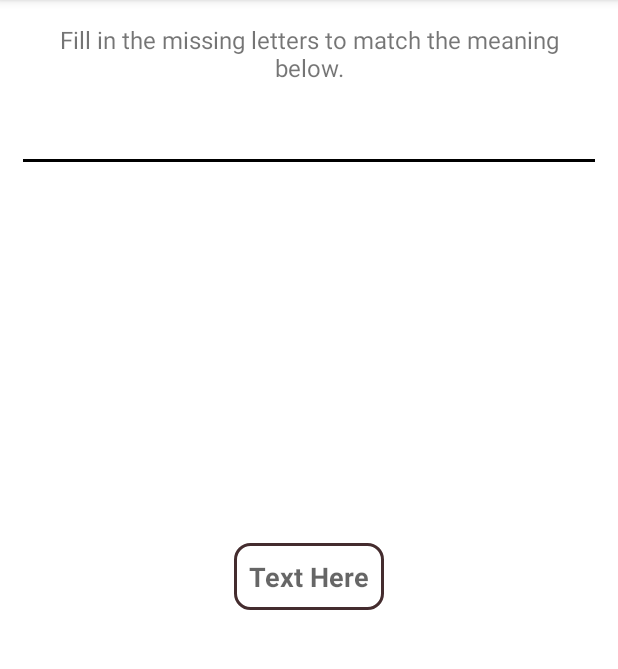
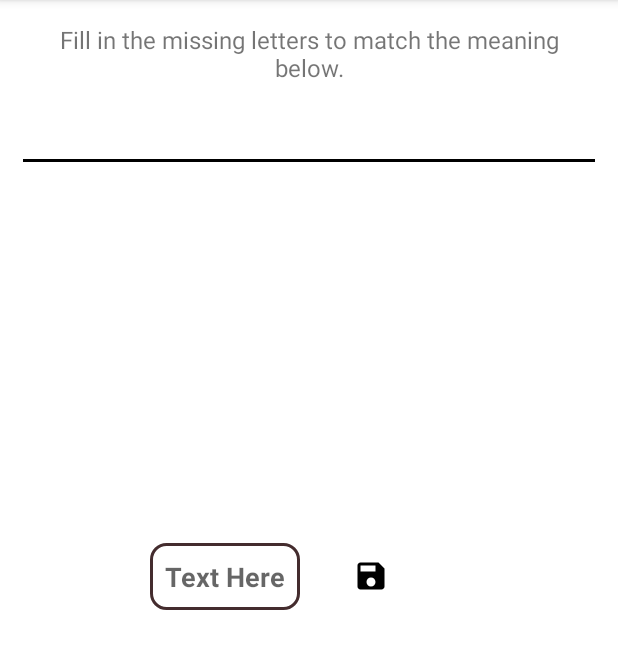
Before and after one commit to thanhduong1002/LearnEnglish, an Android app: the fragment WordFillingFragment shown on its own in the app's theme, on a phone screen of 412 x 824 dp, the part 84-753 px from its top. Run offline under Robolectric (Android 15) with nearby library versions, the phone set to English and light mode, and no system bars; our stand-ins replace Room's generated code; 3 statements that could not run were skipped.

```diff
--- a/app/src/main/java/com/example/learnenglish/ui/fragments/WordFillingFragment.kt
+++ b/app/src/main/java/com/example/learnenglish/ui/fragments/WordFillingFragment.kt
@@ -1,14 +1,14 @@
 package com.example.learnenglish.ui.fragments
 
 import android.os.Bundle
-import android.util.Log
 import androidx.fragment.app.Fragment
 import android.view.LayoutInflater
 import android.view.View
 import android.view.ViewGroup
-import android.widget.Button
 import android.widget.EditText
+import android.widget.ImageView
 import android.widget.TextView
+import androidx.constraintlayout.widget.ConstraintLayout
 import com.example.learnenglish.R
 import com.example.learnenglish.data.dao.DetailVocabularyDao
 import com.example.learnenglish.data.local.database.AppDatabase
@@ -48,6 +48,12 @@
 
         val textViewQuestion: TextView = view.findViewById(R.id.textViewQuestion)
         val editTextAnswer: EditText = view.findViewById(R.id.editAnswer)
+        val textViewSaved: TextView = view.findViewById(R.id.textViewSaved)
+        val imageSaved: ImageView = view.findViewById(R.id.imageSaved)
+        val constraintLayoutFilling: ConstraintLayout = view.findViewById(R.id.constraintLayoutFilling)
+        val detailPracticeActivity = requireActivity() as DetailPracticeActivity
+
+        detailPracticeActivity.setAnswer("")
 
         GlobalScope.launch(Dispatchers.IO) {
             listVietnameses = detailVocabularyViewModel.getAllVietnameseWords()
@@ -55,15 +61,31 @@
             val random = Random()
             val randomIndex = random.nextInt(listVietnameses.size)
             val vietnamese = listVietnameses[randomIndex]
+
             englishWord = detailVocabularyViewModel.getEnglishByVietnamese(vietnamese)
+
+            detailPracticeActivity.setQuestion(englishWord)
 
             withContext(Dispatchers.Main) {
                 textViewQuestion.text = vietnamese
 
                 editTextAnswer.setOnFocusChangeListener { _ , hasFocus ->
-                    if (hasFocus) editTextAnswer.hint = replaceWithUnderscores(englishWord)
+                    if (hasFocus) {
+                        editTextAnswer.hint = replaceWithUnderscores(englishWord)
+                        textViewSaved.visibility = View.INVISIBLE
+                    }
                 }
             }
+        }
+
+        imageSaved.setOnClickListener {
+            textViewSaved.visibility = View.VISIBLE
+
+            detailPracticeActivity.setAnswer(editTextAnswer.text.toString())
+        }
+
+        constraintLayoutFilling.setOnClickListener {
+            editTextAnswer.clearFocus()
         }
     }
 
@@ -81,9 +103,4 @@
 
         return result.toString()
     }
-
-    private fun updateResult(isTrue: Boolean) {
-        val activity = requireActivity() as DetailPracticeActivity
-        activity.setNewResult(isTrue)
-    }
 }
--- a/app/src/main/java/com/example/learnenglish/ui/viewmodels/DetailVocabularyViewModel.kt
+++ b/app/src/main/java/com/example/learnenglish/ui/viewmodels/DetailVocabularyViewModel.kt
@@ -1,5 +1,7 @@
 package com.example.learnenglish.ui.viewmodels
 
+import androidx.lifecycle.LiveData
+import androidx.lifecycle.MutableLiveData
 import androidx.lifecycle.ViewModel
 import androidx.lifecycle.ViewModelProvider
 import com.example.learnenglish.data.models.DetailVocabulary
@@ -8,6 +10,9 @@
 import kotlinx.coroutines.withContext
 
 class DetailVocabularyViewModel constructor(private val detailVocabularyRepository: DetailVocabularyRepository): ViewModel() {
+    val _questionList: MutableLiveData<List<String>> = MutableLiveData(emptyList())
+    val questionList: LiveData<List<String>> = _questionList
+
     fun getAllDetailVocabularies(): List<DetailVocabulary> = detailVocabularyRepository.getAll()
 
     fun getByTopic(topic: String): List<DetailVocabulary> = detailVocabularyRepository.getByTopic(topic)
--- /dev/null
+++ b/app/src/main/res/drawable/save_icon.xml
@@ -0,0 +1,5 @@
+<vector android:height="24dp" android:tint="#000000"
+    android:viewportHeight="24" android:viewportWidth="24"
+    android:width="24dp" xmlns:android="http://schemas.android.com/apk/res/android">
+    <path android:fillColor="@android:color/white" android:pathData="M17,3L5,3c-1.11,0 -2,0.9 -2,2v14c0,1.1 0.89,2 2,2h14c1.1,0 2,-0.9 2,-2L21,7l-4,-4zM12,19c-1.66,0 -3,-1.34 -3,-3s1.34,-3 3,-3 3,1.34 3,3 -1.34,3 -3,3zM15,9L5,9L5,5h10v4z"/>
+</vector>
--- a/app/src/main/res/layout/fragment_word_filling.xml
+++ b/app/src/main/res/layout/fragment_word_filling.xml
@@ -2,6 +2,7 @@
 <androidx.constraintlayout.widget.ConstraintLayout xmlns:android="http://schemas.android.com/apk/res/android"
     xmlns:app="http://schemas.android.com/apk/res-auto"
     xmlns:tools="http://schemas.android.com/tools"
+    android:id="@+id/constraintLayoutFilling"
     android:layout_width="match_parent"
     android:layout_height="match_parent"
     android:padding="@dimen/space_15dp"
@@ -12,8 +13,8 @@
         android:layout_width="wrap_content"
         android:layout_height="wrap_content"
         android:text="@string/fill_in_the_missing_letters_to_match_the_meaning_below"
+        android:textAlignment="center"
         android:textSize="16sp"
-        android:textAlignment="center"
         app:layout_constraintEnd_toEndOf="parent"
         app:layout_constraintStart_toStartOf="parent"
         app:layout_constraintTop_toTopOf="parent" />
@@ -24,33 +25,56 @@
         android:layout_height="wrap_content"
         android:layout_marginVertical="@dimen/space_15dp"
         android:textAlignment="center"
+        android:textColor="@color/black"
         android:textSize="18sp"
-        android:textColor="@color/black"
         android:textStyle="bold"
         app:layout_constraintEnd_toEndOf="parent"
         app:layout_constraintStart_toStartOf="parent"
         app:layout_constraintTop_toBottomOf="@+id/textViewTitle" />
 
     <View
-        app:layout_constraintTop_toBottomOf="@+id/textViewQuestion"
-        android:layout_marginTop="@dimen/space_10dp"
         android:layout_width="match_parent"
         android:layout_height="2dp"
-        android:background="#000000" />
+        android:layout_marginTop="@dimen/space_10dp"
+        android:background="#000000"
+        app:layout_constraintTop_toBottomOf="@+id/textViewQuestion" />
 
-    <EditText
+    <LinearLayout
         android:layout_width="wrap_content"
         android:layout_height="wrap_content"
-        android:id="@+id/editAnswer"
-        android:textSize="18sp"
-        android:textColor="@color/text"
-        android:hint="@string/text_here"
-        android:textStyle="bold"
-        android:background="@drawable/border_edittext"
-        app:layout_constraintTop_toTopOf="parent"
+        android:orientation="horizontal"
+        app:layout_constraintBottom_toBottomOf="parent"
+        app:layout_constraintEnd_toEndOf="parent"
         app:layout_constraintStart_toStartOf="parent"
-        app:layout_constraintEnd_toEndOf="parent"
-        app:layout_constraintBottom_toBottomOf="parent" />
+        app:layout_constraintTop_toTopOf="parent">
 
+        <EditText
+            android:id="@+id/editAnswer"
+            android:layout_width="wrap_content"
+            android:layout_height="wrap_content"
+            android:background="@drawable/border_edittext"
+            android:hint="@string/text_here"
+            android:textColor="@color/text"
+            android:textSize="18sp"
+            android:textStyle="bold" />
+
+        <ImageView
+            android:id="@+id/imageSaved"
+            android:layout_width="wrap_content"
+            android:layout_height="wrap_content"
+            android:layout_gravity="center_vertical"
+            android:layout_marginStart="@dimen/space_35dp"
+            android:src="@drawable/save_icon" />
+
+        <TextView
+            android:id="@+id/textViewSaved"
+            android:layout_width="wrap_content"
+            android:layout_height="wrap_content"
+            android:layout_gravity="center_vertical"
+            android:layout_marginStart="@dimen/space_15dp"
+            android:text="@string/saved"
+            android:visibility="invisible" />
+
+    </LinearLayout>
 
 </androidx.constraintlayout.widget.ConstraintLayout>
--- a/app/src/main/res/values/dimens.xml
+++ b/app/src/main/res/values/dimens.xml
@@ -2,4 +2,5 @@
 <resources>
     <dimen name="space_10dp">10dp</dimen>
     <dimen name="space_15dp">15dp</dimen>
+    <dimen name="space_35dp">35dp</dimen>
 </resources>
--- a/app/src/main/res/values/strings.xml
+++ b/app/src/main/res/values/strings.xml
@@ -16,4 +16,5 @@
     <string name="i_don_t_remember_this_word">I don\'t remember this word!</string>
     <string name="view_detail_result">View detail result</string>
     <string name="back_to_practice">Back to Practice</string>
+    <string name="saved">Saved</string>
 </resources>
```
Also changed, not shown: app/src/main/java/com/example/learnenglish/ui/activities/DetailPracticeActivity.kt (+29 -26 lines), app/src/main/java/com/example/learnenglish/ui/activities/ResultActivity.kt (+4 -4 lines), app/src/main/java/com/example/learnenglish/ui/fragments/MultipleChoiceFragment.kt (+8 -3 lines).
